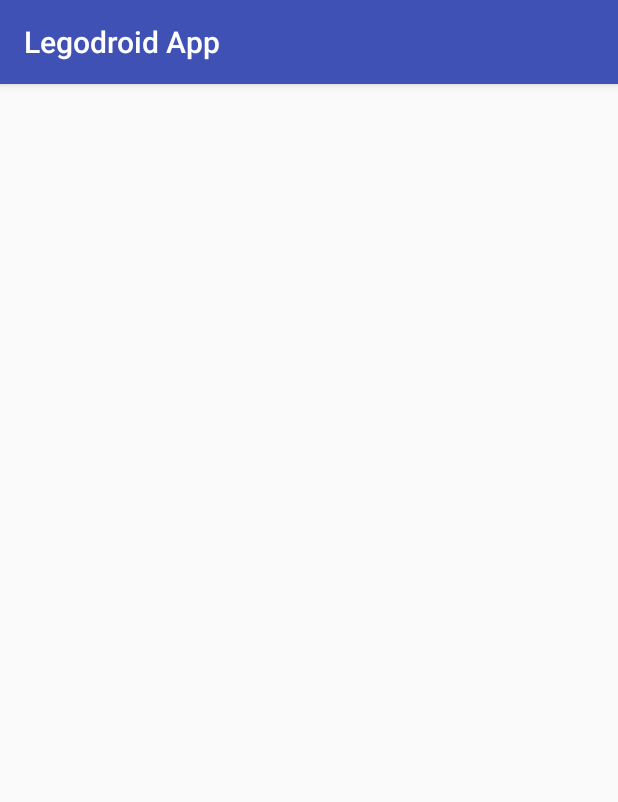
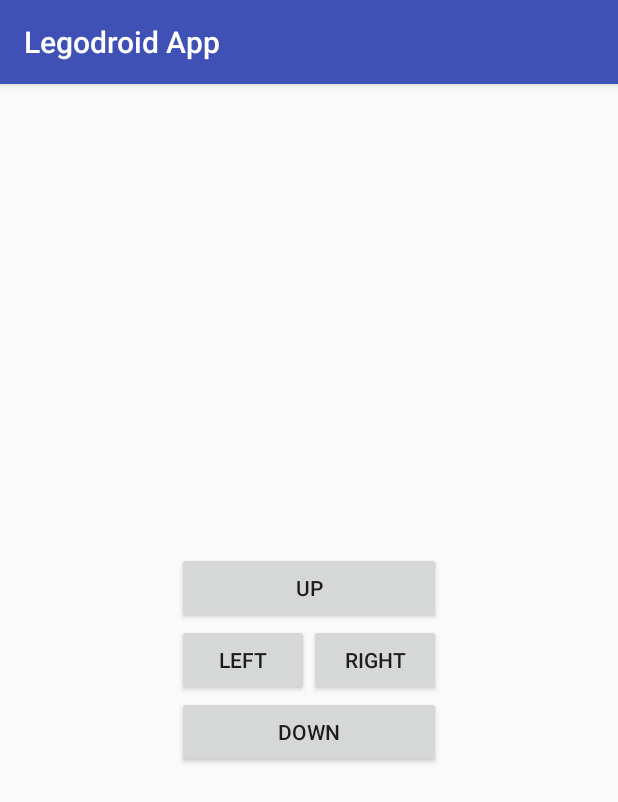
Before and after one commit to carlozen/A-simple-app-that-communicates-with-a-LEGO-Mindstorm-EV3, an Android app: the ManualActivity screen opened directly, with no data from a screen before it, on a phone screen of 412 x 824 dp. Shown: the top 802 px of the screen. Run offline under Robolectric (Android 15) with nearby library versions, the phone set to English and light mode, and no system bars.

Commit message:
Create connection tools and create button movements

```diff
--- a/app/src/main/java/it/unive/dais/legodroid/code/ChoiceModeActivity.java
+++ b/app/src/main/java/it/unive/dais/legodroid/code/ChoiceModeActivity.java
@@ -30,6 +30,7 @@ public class ChoiceModeActivity extends AppCompatActivity {
             }
         });
 
+
     }
 
 }
--- a/app/src/main/java/it/unive/dais/legodroid/code/MainActivity.java
+++ b/app/src/main/java/it/unive/dais/legodroid/code/MainActivity.java
@@ -14,22 +14,10 @@ import it.unive.dais.legodroid.lib.comm.BluetoothConnection;
 
 public class MainActivity extends AppCompatActivity {
 
-    protected Boolean connection;
-
     @Override
     protected void onCreate(Bundle savedInstanceState) {
         super.onCreate(savedInstanceState);
         setContentView(R.layout.activity_main);
-
-        EV3 ev3;
-
-        try {
-            ev3 = new EV3(new BluetoothConnection("EV3").connect());
-            connection = true;
-        } catch (IOException e) {
-            e.printStackTrace();
-            connection = false;
-        }
 
         Button rules = findViewById(R.id.rules);
         Button play = findViewById(R.id.play);
@@ -44,10 +32,18 @@ public class MainActivity extends AppCompatActivity {
         play.setOnClickListener(new View.OnClickListener() {
             @Override
             public void onClick(View view) {
-                if(connection) {
-                    startActivity(new Intent(MainActivity.this, ChoiceModeActivity.class));
-                } else {
+                try {
+
+                    EV3 ev3 = new EV3(new BluetoothConnection("EV3").connect());
+                    Intent intent = new Intent(MainActivity.this, ChoiceModeActivity.class);
+
+                    startActivity(intent);
+
+                } catch (IOException e) {
+
+                    e.printStackTrace();
                     startActivity(new Intent(MainActivity.this, PopupConnectionActivity.class));
+
                 }
             }
         });
--- a/app/src/main/java/it/unive/dais/legodroid/code/ManualActivity.java
+++ b/app/src/main/java/it/unive/dais/legodroid/code/ManualActivity.java
@@ -1,9 +1,16 @@
 package it.unive.dais.legodroid.code;
 
+import android.content.Intent;
 import android.os.Bundle;
 import android.support.v7.app.AppCompatActivity;
+import android.view.View;
+import android.widget.Button;
+
+import java.io.IOException;
 
 import it.unive.dais.legodroid.R;
+import it.unive.dais.legodroid.lib.EV3;
+import it.unive.dais.legodroid.lib.comm.BluetoothConnection;
 
 public class ManualActivity extends AppCompatActivity{
 
@@ -12,5 +19,30 @@ public class ManualActivity extends AppCompatActivity{
         super.onCreate(savedInstanceState);
         setContentView(R.layout.activity_manual);
 
+        Button up = findViewById(R.id.up);
+        Button down = findViewById(R.id.down);
+        Button left = findViewById(R.id.left);
+        Button right = findViewById(R.id.right);
+
+        try {
+
+            EV3 ev3 = new EV3(new BluetoothConnection("EV3").connect());
+
+        } catch (IOException e) {
+
+            e.printStackTrace();
+            startActivity(new Intent(ManualActivity.this, PopupConnectionActivity.class));
+
+        }
+
+        up.setOnClickListener(new View.OnClickListener() {
+            @Override
+            public void onClick(View view) {
+
+            }
+        });
+
+
     }
+
 }
--- a/app/src/main/res/layout/activity_manual.xml
+++ b/app/src/main/res/layout/activity_manual.xml
@@ -1,6 +1,58 @@
 <?xml version="1.0" encoding="utf-8"?>
 <android.support.constraint.ConstraintLayout
-    xmlns:android="http://schemas.android.com/apk/res/android" android:layout_width="match_parent"
-    android:layout_height="match_parent">
+    xmlns:android="http://schemas.android.com/apk/res/android"
+    xmlns:app="http://schemas.android.com/apk/res-auto"
+    xmlns:tools="http://schemas.android.com/tools"
+    android:layout_width="match_parent"
+    android:layout_height="match_parent"
+    android:layout_gravity="center">
 
+    <LinearLayout
+        android:layout_width="wrap_content"
+        android:layout_height="wrap_content"
+        android:layout_marginStart="8dp"
+        android:layout_marginTop="8dp"
+        android:layout_marginEnd="8dp"
+        android:layout_marginBottom="8dp"
+        android:gravity="center_vertical|center_horizontal|center"
+        android:orientation="vertical"
+        app:layout_constraintBottom_toBottomOf="parent"
+        app:layout_constraintEnd_toEndOf="parent"
+        app:layout_constraintStart_toStartOf="parent"
+        app:layout_constraintTop_toTopOf="parent">
+
+        <Button
+            android:id="@+id/up"
+            android:layout_width="match_parent"
+            android:layout_height="wrap_content"
+            android:text="up" />
+
+        <LinearLayout
+            android:layout_width="match_parent"
+            android:layout_height="wrap_content"
+            android:orientation="horizontal">
+
+            <Button
+                android:id="@+id/left"
+                android:layout_width="wrap_content"
+                android:layout_height="wrap_content"
+                android:layout_weight="1"
+                android:text="left" />
+
+            <Button
+                android:id="@+id/right"
+                android:layout_width="wrap_content"
+                android:layout_height="wrap_content"
+                android:layout_weight="1"
+                android:text="right" />
+
+        </LinearLayout>
+
+        <Button
+            android:id="@+id/down"
+            android:layout_width="match_parent"
+            android:layout_height="wrap_content"
+            android:text="down" />
+
+    </LinearLayout>
 </android.support.constraint.ConstraintLayout>
```
